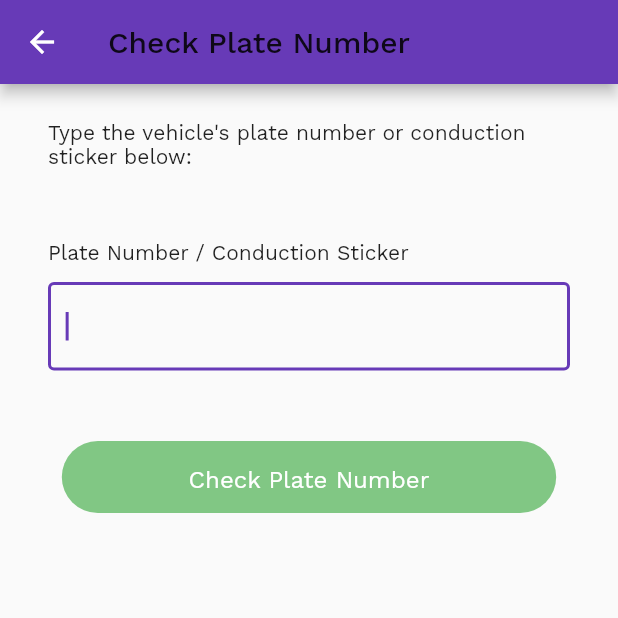
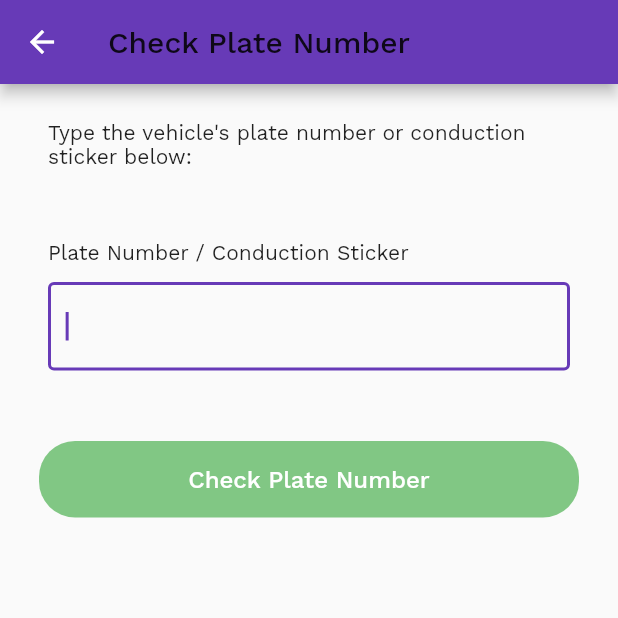
Before and after one commit to ginduc/rapidpass-checkpoint, a Flutter app: the CheckPlateOrControlScreen screen opened by its route, on a phone screen of 412 x 824 dp, the top half of it. Run offline on Flutter 3.47's test engine with Material 2 defaults, Android fonts, the phone set to English and light mode, and no system bars; our stand-ins replace audioplayers, convert, flutter_svg, google_fonts, location, moor and 2 more; missing offline and left inert: device_id, imei_plugin, qr_code_scanner; accounts and stored records are empty; generated files the repository leaves out were written again.

Commit message:
Refactor and fix incosistencies in buttons

```diff
--- a/lib/screens/check_plate_or_control_screen.dart
+++ b/lib/screens/check_plate_or_control_screen.dart
@@ -148,45 +148,25 @@ class _CheckPlateOrControlScreenState extends State<CheckPlateOrControlScreen> {
                   ],
                 ),
               ),
-              Padding(
-                padding: EdgeInsets.only(top: 10.0),
-                child: InkWell(
-                  onTap: () {
+              Container(
+                padding: EdgeInsets.all(26.0),
+                child: FlatButton(
+                  child: Text(_getSubmitCtaText(), style: TextStyle(fontSize: 16),),
+                  shape: RoundedRectangleBorder(
+                    borderRadius: BorderRadius.circular(24.0),
+                  ),
+                  color: green300,
+                  textColor: Colors.white,
+                  padding: EdgeInsets.all(16.0),
+                  onPressed: () {
                     _formKey.currentState.validate();
 
-                    // TODO: Initial validation
                     if (_formFieldTextEditingController.text ==
                             _hardCodedValue &&
                         !_formHasErrors) {
                       // TODO: Add route to the success / invalid screen
                     }
                   },
-                  child: Container(
-                    margin: EdgeInsets.all(16),
-                    child: Row(
-                      mainAxisAlignment: MainAxisAlignment.center,
-                      children: <Widget>[
-                        Container(
-                          padding: EdgeInsets.all(16.0),
-                          height: 48,
-                          width: size.width * 0.80,
-                          decoration: BoxDecoration(
-                            borderRadius: BorderRadius.circular(24.0),
-                            color: green300,
-                          ),
-                          child: Center(
-                            child: Text(
-                              _getSubmitCtaText(),
-                              style: TextStyle(
-                                color: Colors.white,
-                                fontSize: 16,
-                              ),
-                            ),
-                          ),
-                        ),
-                      ],
-                    ),
-                  ),
                 ),
               ),
             ],
```
Also changed, not shown: lib/screens/check_plate_or_control_results_screen.dart (+43 -62 lines), lib/screens/scan_result_screen.dart (+44 -79 lines).
